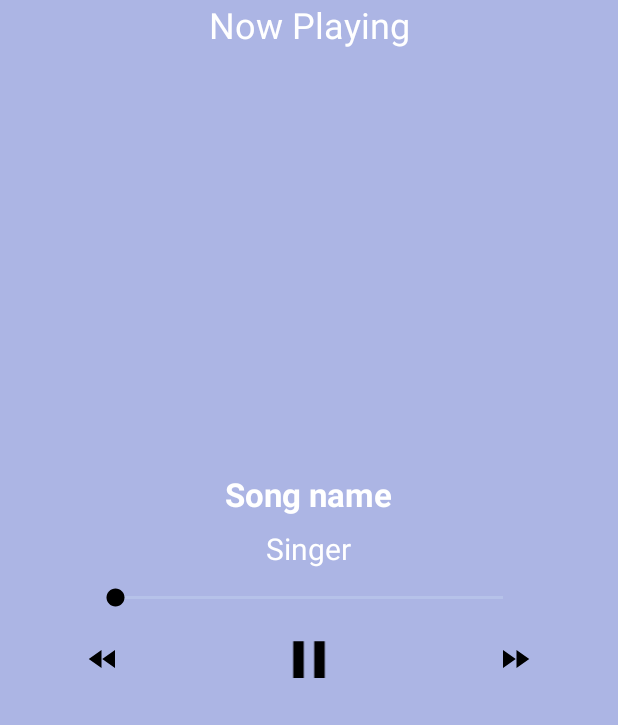
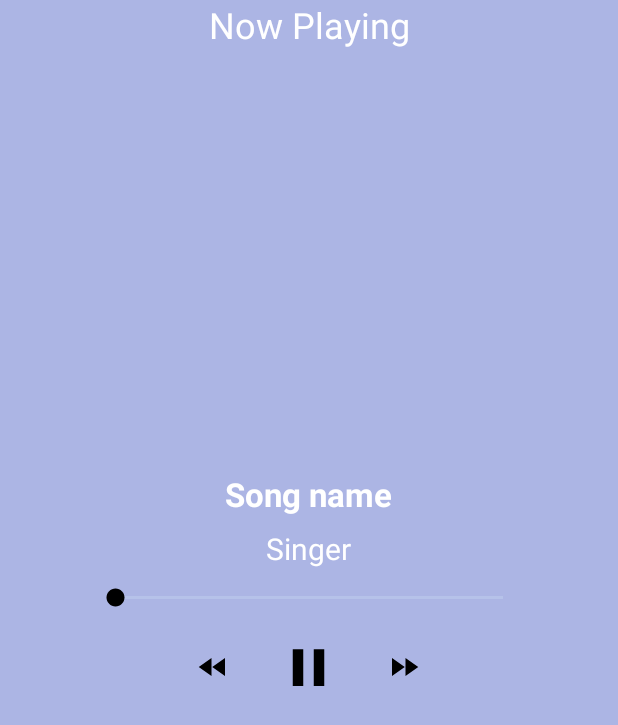
Before and after one commit to zeeshantaj/Music_Streaming_App, an Android app: the layout player_activity.xml on its own in the app's theme, with its tools: preview values and no code run, on a phone screen of 412 x 824 dp. Shown: the top 725 px of the screen. Run offline under Robolectric (Android 15) with nearby library versions, the phone set to English and light mode, and no system bars; plain views replace BlurView.

Commit message:
fourth5 commit

```diff
--- /dev/null
+++ b/app/src/main/res/drawable/play_btn_foreground.xml
@@ -0,0 +1,16 @@
+<?xml version="1.0" encoding="utf-8"?>
+<selector xmlns:android="http://schemas.android.com/apk/res/android">
+    <!-- Pressed state -->
+    <item android:state_pressed="true">
+        <shape android:shape="rectangle">
+            <solid android:color="#88FBFBFB" /> <!-- Semi-transparent grey color -->
+            <corners android:radius="90dp"/>
+        </shape>
+    </item>
+    <!-- Default state -->
+    <item>
+        <shape android:shape="rectangle">
+            <solid android:color="@android:color/transparent" /> <!-- Transparent color when not pressed -->
+        </shape>
+    </item>
+</selector>
--- a/app/src/main/res/layout/player_activity.xml
+++ b/app/src/main/res/layout/player_activity.xml
@@ -108,35 +108,43 @@
                     android:textColor="@color/ice"/>
 
             </LinearLayout>
+
             <LinearLayout
                 android:layout_width="match_parent"
                 android:layout_height="wrap_content"
                 android:orientation="horizontal"
                 android:weightSum="3"
+                android:gravity="center_horizontal"
                 android:layout_marginTop="10dp">
-
                 <ImageView
                     android:id="@+id/fastRewind"
-                    android:layout_width="0dp"
+                    android:layout_width="wrap_content"
                     android:layout_height="wrap_content"
+                    android:padding="5dp"
+                    android:foreground="@drawable/play_btn_foreground"
                     android:src="@drawable/fast_rewind_icon"
-                    android:layout_weight="1"
                     android:layout_gravity="center_vertical"/>
 
                 <ImageView
                     android:id="@+id/playBtn"
-                    android:layout_width="0dp"
+                    android:layout_width="wrap_content"
                     android:layout_height="wrap_content"
+                    android:layout_marginStart="20dp"
+                    android:foreground="@drawable/play_btn_foreground"
+                    android:layout_marginEnd="20dp"
                     android:src="@drawable/play_icon"
-                    android:layout_weight="1"/>
+                    android:padding="5dp"
+                    />
 
                 <ImageView
                     android:id="@+id/fastForward"
-                    android:layout_width="0dp"
+                    android:layout_width="wrap_content"
                     android:layout_height="wrap_content"
+                    android:padding="5dp"
+                    android:foreground="@drawable/play_btn_foreground"
                     android:src="@drawable/fast_farword_icon"
-                    android:layout_gravity="center_vertical"
-                    android:layout_weight="1"/>
+                    android:layout_gravity="center_vertical" />
+
 
             </LinearLayout>
         </LinearLayout>
```
